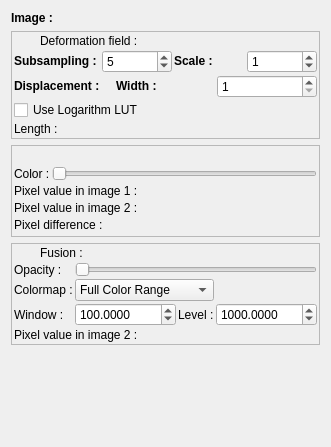
First picture: the form in vv/qt_ui/vvOverlayPanel.ui, repository open-vv/vv, before the edit.
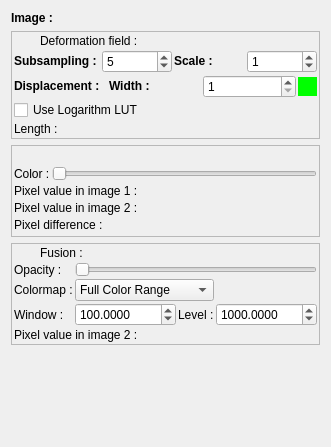
Second picture: the form after the edit. Icons and pictures are not drawn.

Commit message: Added VF color option and corresponding button

Patch:
```diff
--- a/vv/qt_ui/vvOverlayPanel.ui
+++ b/vv/qt_ui/vvOverlayPanel.ui
@@ -169,6 +169,16 @@
           </property>
          </widget>
         </item>
+        <item>
+         <widget class="QToolButton" name="vfColorButton">
+           <property name="styleSheet">
+            <string>
+              background-color: rgb(0, 255, 0);
+              border: 0px;
+            </string>
+           </property>
+         </widget>
+        </item>
        </layout>
       </item>
       <item>
```
The commit also changes 6 other files.
